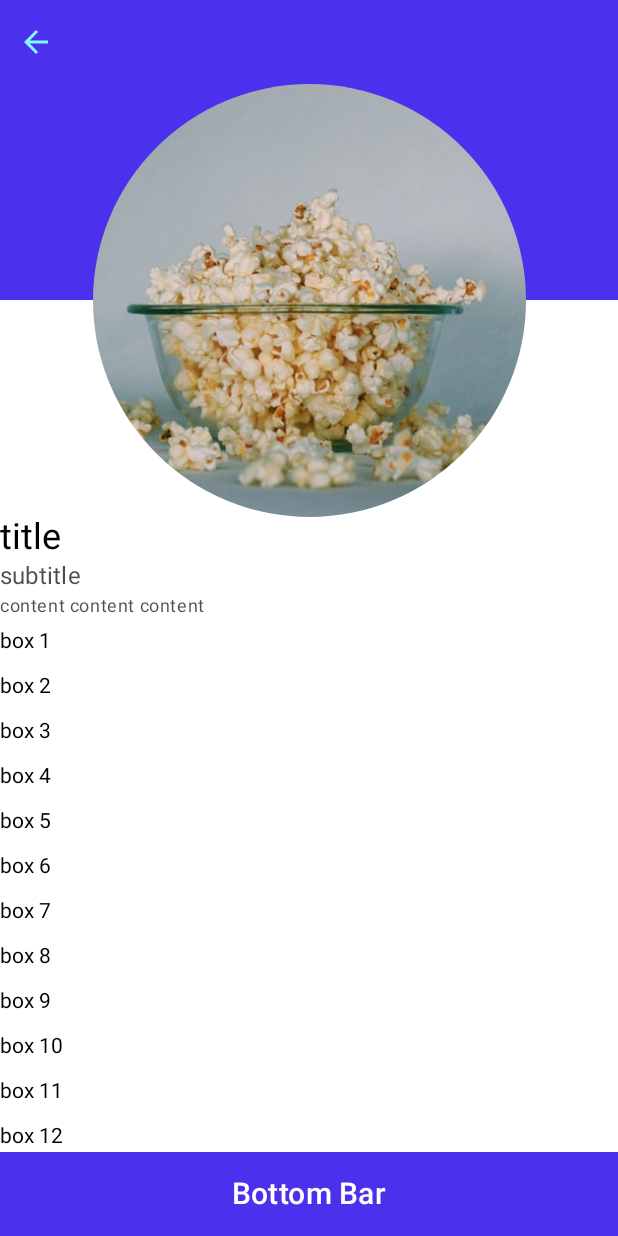
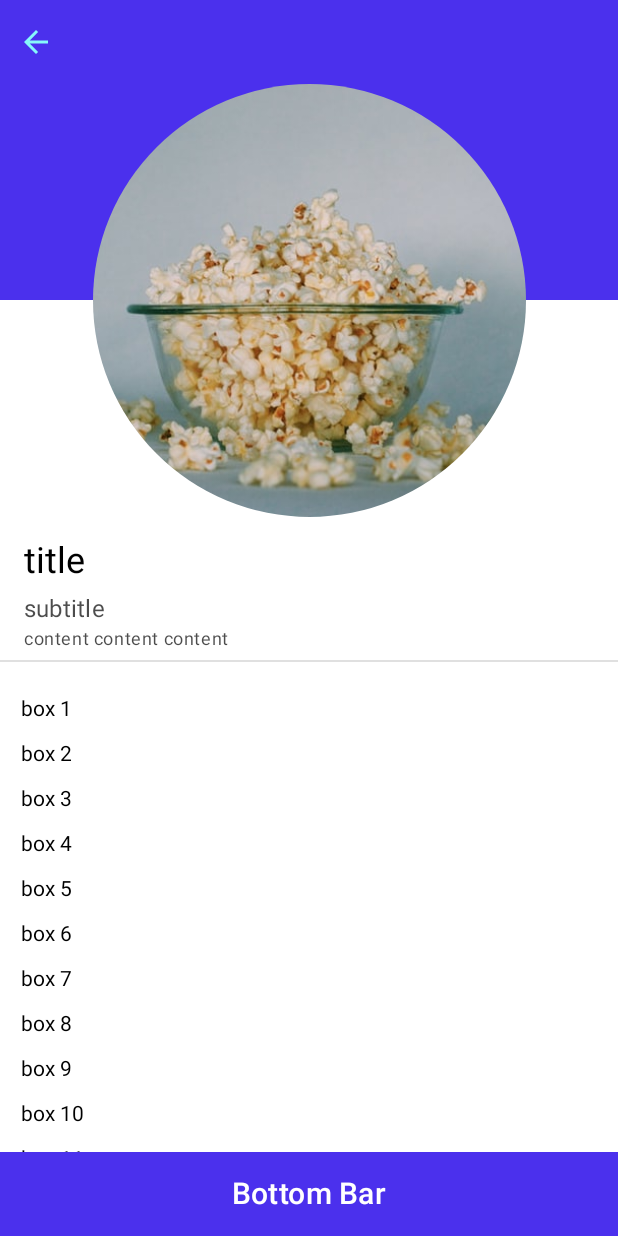
Before and after one commit to tonyzzp/Compose-Jetsnack-Demo, an Android app built with Jetpack Compose: the CollapsedLayoutPage screen opened through its navigation route, on a phone screen of 412 x 824 dp. Run offline under Robolectric (Android 15) with nearby library versions, the phone set to English and light mode, and no system bars.

Commit message:
界面优化

```diff
--- a/app/src/main/java/me/izzp/jetsnackdemo/pages/CollapsedLayoutPage.kt
+++ b/app/src/main/java/me/izzp/jetsnackdemo/pages/CollapsedLayoutPage.kt
@@ -4,6 +4,7 @@ import androidx.compose.foundation.Image
 import androidx.compose.foundation.background
 import androidx.compose.foundation.layout.*
 import androidx.compose.foundation.shape.CircleShape
+import androidx.compose.material.Divider
 import androidx.compose.material.ExperimentalMaterialApi
 import androidx.compose.material.IconButton
 import androidx.compose.material.Text
@@ -72,22 +73,28 @@ private fun Icon() {
 
 @Composable
 private fun Title() {
-    Column {
+    Column(
+        modifier = Modifier.padding(0.dp, 16.dp),
+    ) {
         Text(
             text = "title",
             style = jetTheme.typography.h5,
-            color = Color.Black
+            color = Color.Black,
+            modifier = Modifier.padding(start = 16.dp, bottom = 6.dp)
         )
         Text(
             text = "subtitle",
             style = jetTheme.typography.subtitle1,
-            color = Color.Black.copy(0.7f)
+            color = Color.Black.copy(0.7f),
+            modifier = Modifier.padding(start = 16.dp)
         )
         Text(
             text = "content content content",
             style = jetTheme.typography.caption,
-            color = Color.Black.copy(0.7f)
+            color = Color.Black.copy(0.7f),
+            modifier = Modifier.padding(start = 16.dp, bottom = 6.dp)
         )
+        Divider()
     }
 }
 
@@ -109,7 +116,7 @@ private fun Bottom() {
 @Composable
 private fun Content() {
     Column(
-        Modifier.fillMaxWidth()
+        Modifier.fillMaxWidth().padding(14.dp, 0.dp)
     ) {
         println(LocalDensity.current.density)
         repeat(50) {
--- a/app/src/main/java/me/izzp/jetsnackdemo/pages/CollapsedLayoutPage2.kt
+++ b/app/src/main/java/me/izzp/jetsnackdemo/pages/CollapsedLayoutPage2.kt
@@ -152,11 +152,13 @@ private fun Title(fraction: Float) {
             .fillMaxWidth()
             .padding(top = offset)
             .heightIn(TitleHeight)
-            .background(Color.White),
+            .background(Color.White)
+            .padding(start = 16.dp),
     ) {
         Text(text = "Title", style = jetTheme.typography.h6, color = Color.Black)
         Text("subtitle", style = jetTheme.typography.body1, color = Color.Black.copy(0.7f))
         Text("pubtime: 2000-1-1", style = jetTheme.typography.body1, color = Color.Black.copy(0.7f))
+        Divider()
     }
 }
 
```
Also changed, not shown: app/src/main/java/me/izzp/jetsnackdemo/pages/TabBarPage.kt (+5 -6 lines).
